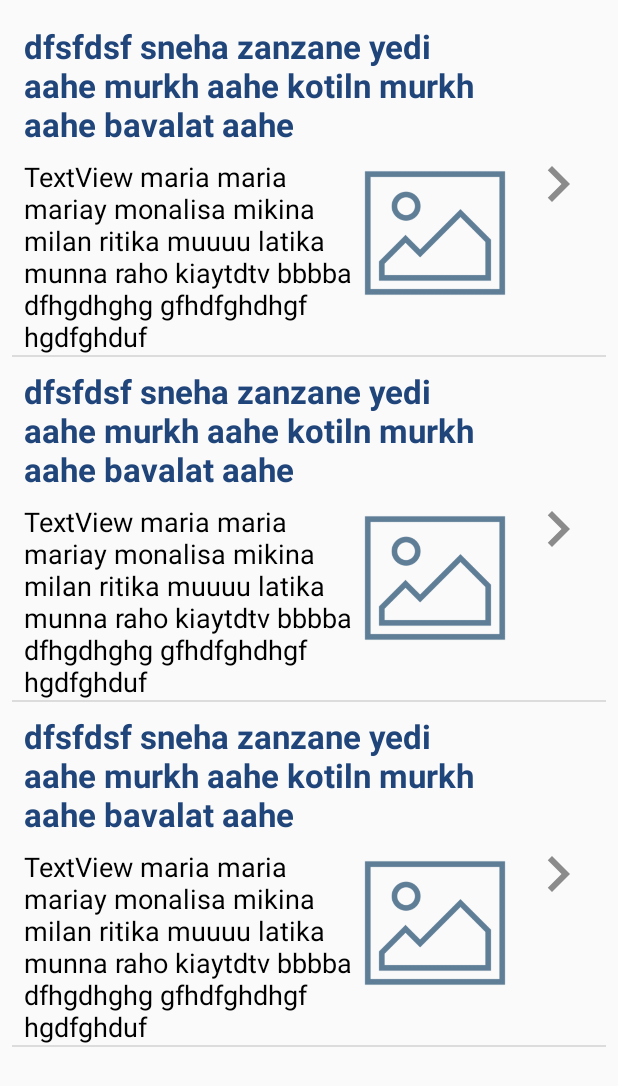
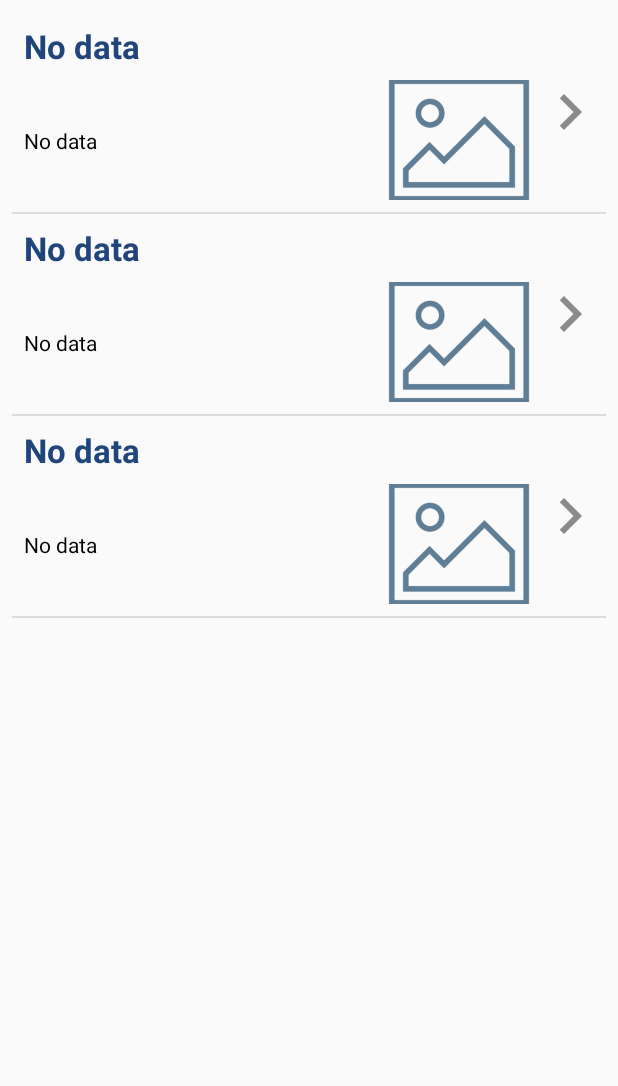
Before and after one commit to snehazanzane/Assignment, an Android app: the layout activity_main.xml on its own in the app's theme, with its tools: preview values and no code run, on a phone screen of 412 x 824 dp. Shown: the top 1086 px of the screen. Run offline under Robolectric (Android 15) with nearby library versions, the phone set to English and light mode, and no system bars; network calls fail.

Commit message:
feature : 1. Country details list REST API integration done with the help of Retrofit 2. Using Live data structure country details list display 3. Piccaso Image loader lib integrated 4. Listview data bind with the help of adapter

```diff
--- a/app/src/main/AndroidManifest.xml
+++ b/app/src/main/AndroidManifest.xml
@@ -1,11 +1,15 @@
 <?xml version="1.0" encoding="utf-8"?>
 <manifest xmlns:android="http://schemas.android.com/apk/res/android"
     package="com.assignment.CountryDetails">
+
+    <uses-permission android:name="android.permission.INTERNET"/>
+    <uses-permission android:name="android.permission.ACCESS_NETWORK_STATE" />
 
     <application
         android:allowBackup="true"
         android:icon="@mipmap/ic_launcher"
         android:label="@string/app_name"
+        android:usesCleartextTraffic="true"
         android:roundIcon="@mipmap/ic_launcher_round"
         android:supportsRtl="true"
         android:theme="@style/AppTheme">
--- a/app/src/main/res/layout/activity_main.xml
+++ b/app/src/main/res/layout/activity_main.xml
@@ -6,10 +6,11 @@
     android:layout_height="match_parent"
     tools:context=".UI.activities.MainActivity">
 
-    <ListView
-        android:id="@+id/listview_MainActivity"
-        android:layout_width="0dp"
-        android:layout_height="0dp"
+
+    <androidx.swiperefreshlayout.widget.SwipeRefreshLayout
+        android:id="@+id/swipeRefreshLayout_MainActivity"
+        android:layout_width="match_parent"
+        android:layout_height="match_parent"
         android:layout_marginStart="8dp"
         android:layout_marginLeft="8dp"
         android:layout_marginTop="8dp"
@@ -19,6 +20,14 @@
         app:layout_constraintBottom_toBottomOf="parent"
         app:layout_constraintEnd_toEndOf="parent"
         app:layout_constraintStart_toStartOf="parent"
-        app:layout_constraintTop_toTopOf="parent"
-        tools:listitem="@layout/view_list_item"/>
+        app:layout_constraintTop_toTopOf="parent">
+
+        <ListView
+            android:id="@+id/listview_MainActivity"
+            android:layout_width="0dp"
+            android:layout_height="0dp"
+            tools:listitem="@layout/view_list_item" />
+
+    </androidx.swiperefreshlayout.widget.SwipeRefreshLayout>
+
 </androidx.constraintlayout.widget.ConstraintLayout>
--- a/app/src/main/res/layout/view_list_item.xml
+++ b/app/src/main/res/layout/view_list_item.xml
@@ -4,10 +4,10 @@
     xmlns:app="http://schemas.android.com/apk/res-auto"
     xmlns:tools="http://schemas.android.com/tools"
     android:layout_width="match_parent"
-    android:layout_height="wrap_content">
+    android:layout_height="match_parent">
 
     <TextView
-        android:id="@+id/textTitle_MainActivity"
+        android:id="@+id/textTitle_ListViewItem"
         android:layout_width="0dp"
         android:layout_height="wrap_content"
         android:layout_marginStart="8dp"
@@ -15,52 +15,52 @@
         android:layout_marginTop="8dp"
         android:layout_marginEnd="8dp"
         android:layout_marginRight="8dp"
-        android:text="dfsfdsf sneha zanzane yedi aahe murkh aahe kotiln murkh aahe bavalat aahe"
+        android:text="@string/hint_no_data"
         android:textAppearance="@style/TextAppearance.AppCompat.Large"
         android:textColor="@color/colorTextViewBlue"
         android:textStyle="bold"
-        app:layout_constraintEnd_toStartOf="@+id/imageNext_MainActivity"
+        app:layout_constraintEnd_toStartOf="@+id/imageNext_ListViewItem"
         app:layout_constraintStart_toStartOf="parent"
         app:layout_constraintTop_toTopOf="parent" />
 
     <ImageView
-        android:id="@+id/imageNext_MainActivity"
+        android:id="@+id/imageNext_ListViewItem"
         android:layout_width="wrap_content"
         android:layout_height="wrap_content"
-        android:layout_marginEnd="8dp"
-        android:layout_marginRight="8dp"
+        android:contentDescription="@string/str_next_arrow_desc"
+        android:src="@drawable/ic_next_arrow"
         app:layout_constraintBottom_toBottomOf="parent"
         app:layout_constraintEnd_toEndOf="parent"
-        app:layout_constraintTop_toTopOf="parent"
-        android:src="@drawable/ic_next_arrow"
-        android:contentDescription="@string/str_next_arrow_desc"/>
+        app:layout_constraintTop_toTopOf="parent" />
 
 
     <TextView
-        android:id="@+id/textDescription_MainActivity"
+        android:id="@+id/textDescription_ListViewItem"
         android:layout_width="0dp"
         android:layout_height="wrap_content"
         android:layout_marginStart="8dp"
         android:layout_marginLeft="8dp"
         android:layout_marginTop="8dp"
-        android:text="TextView maria maria mariay monalisa mikina milan ritika muuuu latika munna raho kiaytdtv bbbba dfhgdhghg gfhdfghdhgf hgdfghduf"
-        android:textAppearance="@style/TextAppearance.AppCompat.Medium"
+        android:layout_marginBottom="8dp"
+        android:text="@string/hint_no_data"
+        android:textAppearance="@style/TextAppearance.AppCompat.Small"
         android:textColor="@android:color/black"
-        app:layout_constraintEnd_toStartOf="@+id/imageDescription_MainActivity"
+        app:layout_constraintBottom_toBottomOf="parent"
+        app:layout_constraintEnd_toStartOf="@+id/imageDescription_ListViewItem"
         app:layout_constraintStart_toStartOf="parent"
-        app:layout_constraintTop_toBottomOf="@+id/textTitle_MainActivity" />
+        app:layout_constraintTop_toBottomOf="@+id/textTitle_ListViewItem" />
 
     <ImageView
-        android:id="@+id/imageDescription_MainActivity"
-        android:layout_width="@dimen/list_image_size"
-        android:layout_height="@dimen/list_image_size"
+        android:id="@+id/imageDescription_ListViewItem"
+        android:layout_width="@dimen/list_image_width_size"
+        android:layout_height="@dimen/list_image_height_size"
         android:layout_marginTop="8dp"
-        android:layout_marginEnd="8dp"
-        android:layout_marginRight="8dp"
-        android:scaleType="centerInside"
-        app:layout_constraintEnd_toStartOf="@+id/imageNext_MainActivity"
-        app:layout_constraintTop_toBottomOf="@+id/textTitle_MainActivity"
-        app:srcCompat="@drawable/icon_default_image"
-        android:contentDescription="@string/str_list_image_desc"/>
+        android:layout_marginBottom="8dp"
+        android:contentDescription="@string/str_list_image_desc"
+        android:scaleType="centerCrop"
+        app:layout_constraintBottom_toBottomOf="parent"
+        app:layout_constraintEnd_toStartOf="@+id/imageNext_ListViewItem"
+        app:layout_constraintTop_toBottomOf="@+id/textTitle_ListViewItem"
+        app:srcCompat="@drawable/icon_default_image" />
 
 </androidx.constraintlayout.widget.ConstraintLayout>
--- a/app/src/main/res/values/dimens.xml
+++ b/app/src/main/res/values/dimens.xml
@@ -1,6 +1,7 @@
 <?xml version="1.0" encoding="utf-8"?>
 <resources>
-    <dimen name="list_image_size">100dp</dimen>
+    <dimen name="list_image_height_size">80dp</dimen>
+    <dimen name="list_image_width_size">100dp</dimen>
     <dimen name="size_close_button">60dp</dimen>
     <dimen name="size_image_details">200dp</dimen>
 </resources>
--- a/app/src/main/res/values/strings.xml
+++ b/app/src/main/res/values/strings.xml
@@ -5,4 +5,5 @@
     <string name="str_fragment_details">Details</string>
     <string name="str_fragment_close_desc">Fragment close description</string>
     <string name="str_fragment_image_desc">image description</string>
+    <string name="hint_no_data">No data</string>
 </resources>
```
Also changed, not shown: app/build.gradle (+10 -0 lines), app/src/main/java/com/assignment/CountryDetails/UI/activities/MainActivity.java (+63 -0 lines), app/src/main/java/com/assignment/CountryDetails/data/adapter/CountryDetailsAdapter.java (added, +69 -0 lines), app/src/main/java/com/assignment/CountryDetails/data/db/CountryRepository.java (added, +51 -0 lines), app/src/main/java/com/assignment/CountryDetails/data/db/MainViewModel.java (added, +22 -0 lines), app/src/main/java/com/assignment/CountryDetails/data/models/CountryDetailsResponseMainModel.java (added, +31 -0 lines), app/src/main/java/com/assignment/CountryDetails/data/models/CountryDetailsRow.java (added, +46 -0 lines), app/src/main/java/com/assignment/CountryDetails/data/models/CountrySingleton.java (added, +25 -0 lines), app/src/main/java/com/assignment/CountryDetails/network/NetworkAPIUrls.java (added, +8 -0 lines), app/src/main/java/com/assignment/CountryDetails/network/RestApiService.java (added, +12 -0 lines), app/src/main/java/com/assignment/CountryDetails/network/RetrofitInstance.java (added, +86 -0 lines).
